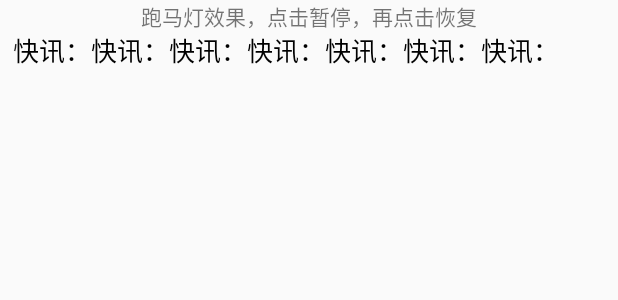
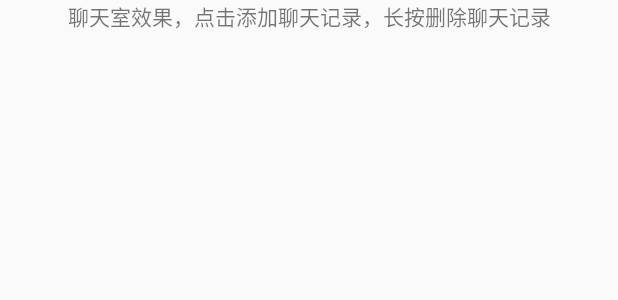
Before and after one commit to zhouyu1123/Android-sample, an Android app: the layout activity_main.xml on its own in the app's theme, with its tools: preview values and no code run, on a phone screen of 412 x 824 dp. Shown: the top 300 px of the screen. Run offline under Robolectric (Android 15) with nearby library versions, the phone set to English and light mode, and no system bars.

Commit message:
2.3 简单控件 2 聊天室或者文字直播间效果

```diff
--- a/controlkey/src/main/res/layout/activity_main.xml
+++ b/controlkey/src/main/res/layout/activity_main.xml
@@ -7,34 +7,29 @@
     tools:context=".MainActivity">
 
     <TextView
+        android:id="@+id/tv_control"
         android:layout_width="match_parent"
         android:layout_height="wrap_content"
-        android:layout_marginTop="200dp"
+        android:layout_marginTop="20dp"
         android:gravity="center"
-        android:text="跑马灯效果，点击暂停，再点击恢复"/>
+        android:text="聊天室效果，点击添加聊天记录，长按删除聊天记录"/>
 
     <LinearLayout
         android:layout_width="wrap_content"
         android:layout_height="wrap_content"
         android:orientation="vertical">
+        <!-- 这是聊天文本视图，scrollbars属性设置vertical表示垂直方向上显示滚动条 -->
         <TextView
             android:id="@+id/tv_marquee"
             android:layout_width="match_parent"
-            android:layout_height="wrap_content"
+            android:layout_height="match_parent"
             android:layout_marginTop="20dp"
-            android:singleLine="true"
-            android:ellipsize="marquee"
-            android:focusable="true"
-            android:focusableInTouchMode="true"
+            android:gravity="left|bottom"
+            android:lines="8"
+            android:maxLines="8"
+            android:scrollbars="vertical"
             android:textColor="#000000"
-            android:textSize="17sp"
-            android:text="快讯：快讯：快讯：快讯：快讯：快讯：快讯：快讯：
-            快讯：快讯：快讯：快讯：快讯：快讯：快讯：快讯：快讯：快讯
-            快讯：快讯：快讯：快讯：快讯：快讯：快讯：快讯：快讯：快讯
-            快讯：快讯：快讯：快讯：快讯：快讯：快讯：快讯：快讯：快讯
-             快讯：快讯：快讯：快讯：快讯：快讯：快讯：快讯：快讯：快讯
-            快讯：快讯：快讯：快讯：快讯：快讯：快讯：快讯：快讯：快讯
-            ：快讯：快讯：快讯：快讯：快讯：快讯：快讯：快讯： "/>
+            android:textSize="17sp" />
     </LinearLayout>
 
 </android.support.constraint.ConstraintLayout>
```
